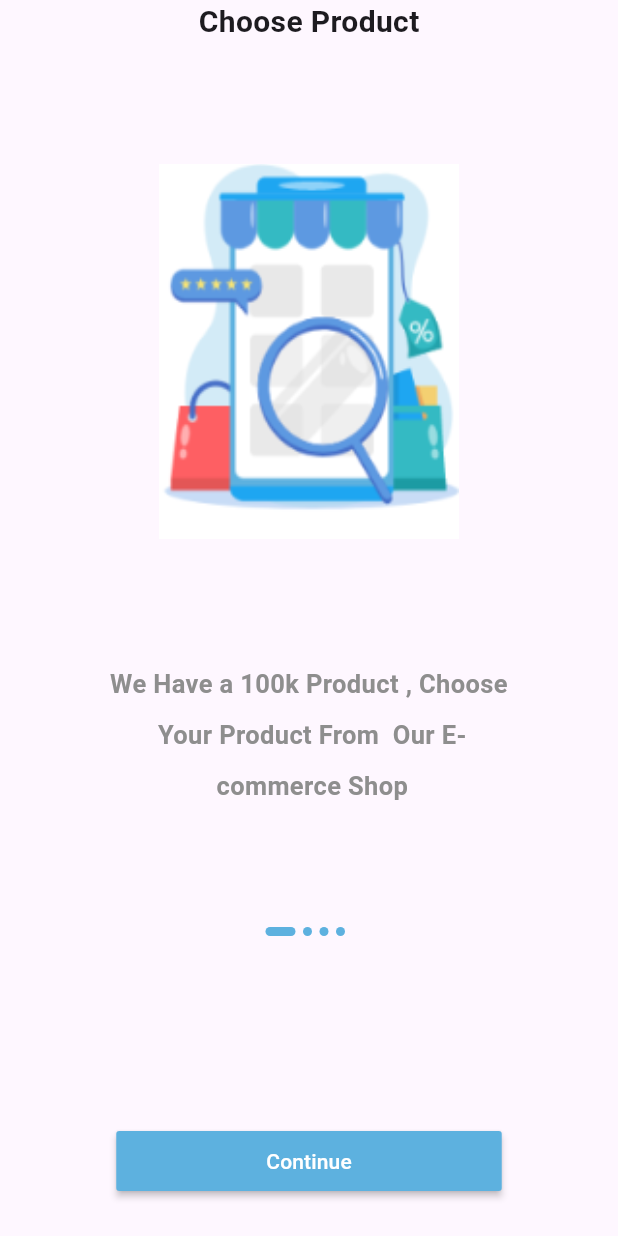
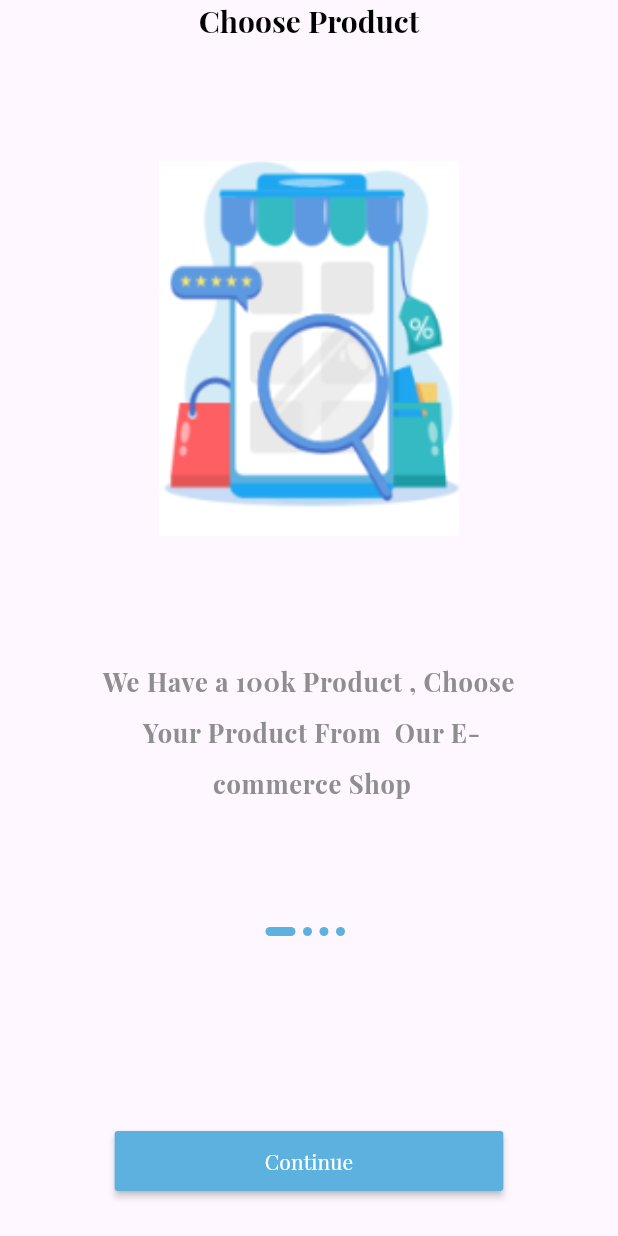
Before and after one commit to Abdulkrim/ecommerce_app, a Flutter app: the screen it shows after launch, on a phone screen of 412 x 824 dp. Run offline on Flutter 3.47's test engine with Material 3 defaults, Android fonts, the phone set to English and light mode, and no system bars; our stand-ins replace get; project files that could hold a hidden picture were left out.

Commit message:
9 - text theme

```diff
--- a/lib/core/constant/app_color.dart
+++ b/lib/core/constant/app_color.dart
@@ -2,6 +2,7 @@ import 'package:flutter/material.dart';
 
 class AppColor {
   static const Color grey = Color(0xff8e8e8e);
+  static const Color black = Color(0xff000000);
   static const Color white = Colors.white;
   static const Color primaryColor = Color(0xff5DB1DF);
 }
--- a/lib/main.dart
+++ b/lib/main.dart
@@ -1,3 +1,4 @@
+import 'package:ecommerce_app/core/constant/app_color.dart';
 import 'package:ecommerce_app/routes.dart';
 import 'package:ecommerce_app/view/screen/on_boarding/onboarding_screen.dart';
 import 'package:flutter/material.dart';
@@ -16,6 +17,20 @@ class MyApp extends StatelessWidget {
         debugShowCheckedModeBanner: false,
         title: 'Flutter Demo',
         theme: ThemeData(
+          fontFamily: "PlayfairDisplay",
+          textTheme: TextTheme(
+            headlineSmall: TextStyle(
+              fontWeight: FontWeight.bold,
+              fontSize: 20,
+              color: AppColor.black,
+            ),
+            bodyLarge: TextStyle(
+              height: 2,
+              color: AppColor.grey,
+              fontWeight: FontWeight.bold,
+              fontSize: 17,
+            ),
+          ),
           primarySwatch: Colors.blue,
         ),
         routes: routes,
--- a/lib/view/wiget/on_boarding/custom_slider.dart
+++ b/lib/view/wiget/on_boarding/custom_slider.dart
@@ -17,10 +17,7 @@ class CustomSliderOnBoarding extends GetView<OnBoardingControllerImp> {
         children: [
           Text(
             onBoardingList[index].title!,
-            style: TextStyle(
-              fontWeight: FontWeight.bold,
-              fontSize: 20,
-            ),
+            style: Theme.of(context).textTheme.headlineSmall,
           ),
           SizedBox(
             height: 80,
@@ -40,12 +37,7 @@ class CustomSliderOnBoarding extends GetView<OnBoardingControllerImp> {
             child: Text(
               onBoardingList[index].body!,
               textAlign: TextAlign.center,
-              style: TextStyle(
-                height: 2,
-                color: AppColor.grey,
-                fontWeight: FontWeight.bold,
-                fontSize: 17,
-              ),
+              style: Theme.of(context).textTheme.bodyLarge,
             ),
           ),
         ],
```
Also changed, not shown: pubspec.yaml (+7 -0 lines), assets/fonts/PlayfairDisplay/PlayfairDisplay-Black.ttf (added), assets/fonts/PlayfairDisplay/PlayfairDisplay-BlackItalic.ttf (added), assets/fonts/PlayfairDisplay/PlayfairDisplay-Bold.ttf (added), assets/fonts/PlayfairDisplay/PlayfairDisplay-BoldItalic.ttf (added), assets/fonts/PlayfairDisplay/PlayfairDisplay-ExtraBold.ttf (added), assets/fonts/PlayfairDisplay/PlayfairDisplay-ExtraBoldItalic.ttf (added), assets/fonts/PlayfairDisplay/PlayfairDisplay-Italic.ttf (added), assets/fonts/PlayfairDisplay/PlayfairDisplay-Medium.ttf (added), assets/fonts/PlayfairDisplay/PlayfairDisplay-MediumItalic.ttf (added), assets/fonts/PlayfairDisplay/PlayfairDisplay-Regular.ttf (added), assets/fonts/PlayfairDisplay/PlayfairDisplay-SemiBold.ttf (added), assets/fonts/PlayfairDisplay/PlayfairDisplay-SemiBoldItalic.ttf (added).
